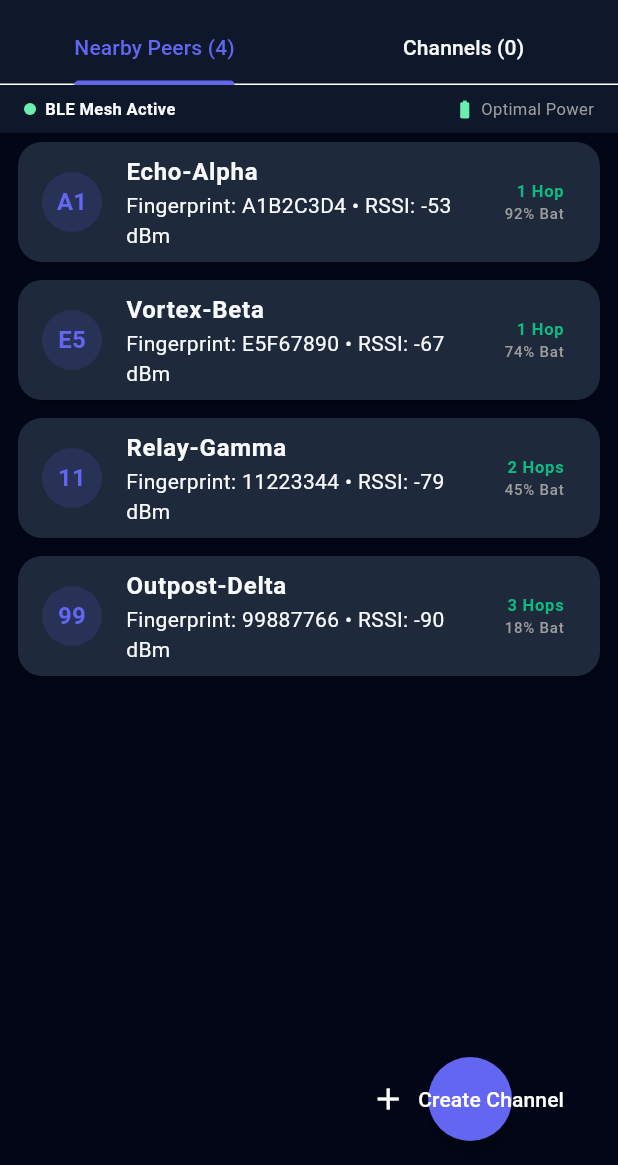
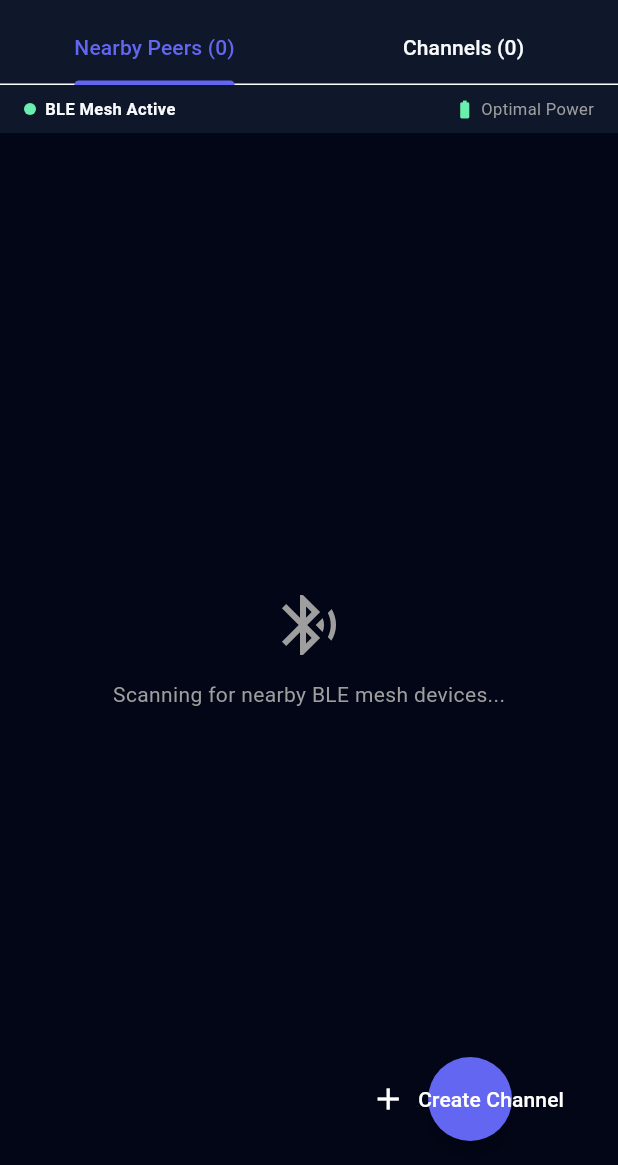
Before and after one commit to Rajesh-041/Offline_Network_Community, a Flutter app: the screen it shows after launch, on a phone screen of 412 x 824 dp, the part 71-1236 px from its top. Run offline on Flutter 3.47's test engine with Material 3 defaults, Android fonts, the phone set to English and light mode, and no system bars; our stand-ins replace sqflite, sqflite_common_ffi; accounts and stored records are empty.

Commit message:
Remove dummy preview data so application starts clean with user-created & real discovered data only

```diff
--- a/lib/ble/ble_simulation.dart
+++ b/lib/ble/ble_simulation.dart
@@ -65,53 +65,7 @@ class BleSimulationEngine implements IBleTransport {
   }
 
   void _seedDefaultMeshNodes() {
-    _meshNodes['peer_alpha'] = SimulatedPeerNode(
-      id: 'peer_alpha',
-      name: 'Echo-Alpha',
-      fingerprint: 'A1B2C3D4',
-      publicKeyHex: 'pubkey_alpha_998877665544332211',
-      rssi: -52,
-      batteryLevel: 92,
-      hops: 1,
-      positionX: -120.0,
-      positionY: -80.0,
-    );
-
-    _meshNodes['peer_beta'] = SimulatedPeerNode(
-      id: 'peer_beta',
-      name: 'Vortex-Beta',
-      fingerprint: 'E5F67890',
-      publicKeyHex: 'pubkey_beta_112233445566778899',
-      rssi: -68,
-      batteryLevel: 74,
-      hops: 1,
-      positionX: 110.0,
-      positionY: -90.0,
-    );
-
-    _meshNodes['peer_gamma'] = SimulatedPeerNode(
-      id: 'peer_gamma',
-      name: 'Relay-Gamma',
-      fingerprint: '11223344',
-      publicKeyHex: 'pubkey_gamma_aabbccddeeff001122',
-      rssi: -81,
-      batteryLevel: 45,
-      hops: 2,
-      positionX: -40.0,
-      positionY: 130.0,
-    );
-
-    _meshNodes['peer_delta'] = SimulatedPeerNode(
-      id: 'peer_delta',
-      name: 'Outpost-Delta',
-      fingerprint: '99887766',
-      publicKeyHex: 'pubkey_delta_ffeeddccbbaa998877',
-      rssi: -89,
-      batteryLevel: 18,
-      hops: 3,
-      positionX: 130.0,
-      positionY: 110.0,
-    );
+    // Start empty - peers appear only when discovered or user-created
   }
 
   @override
```
